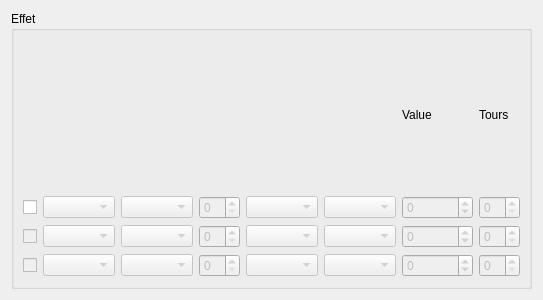
Before: the Qt Designer form app/view/forms/effectview.ui in r0nd0ud0u/qt-rpg, drawn with Qt 5.
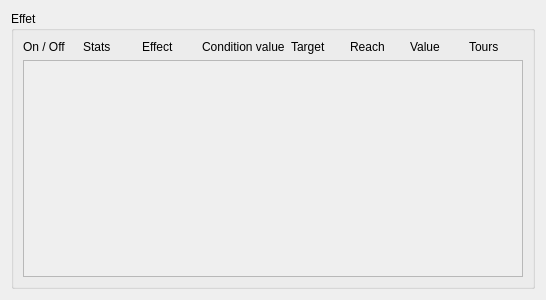
After: the same form once the commit is applied.

Commit message: init edit atk panel + remove from effect view the current items

```diff
--- a/app/view/forms/effectview.ui
+++ b/app/view/forms/effectview.ui
@@ -6,7 +6,7 @@
    <rect>
     <x>0</x>
     <y>0</y>
-    <width>528</width>
+    <width>546</width>
     <height>300</height>
    </rect>
   </property>
@@ -21,221 +21,83 @@
      </property>
      <layout class="QVBoxLayout" name="verticalLayout">
       <item>
-       <layout class="QGridLayout" name="gridLayout">
-        <item row="4" column="8">
-         <widget class="QSpinBox" name="value_spinBox_3">
-          <property name="enabled">
-           <bool>false</bool>
+       <layout class="QHBoxLayout" name="horizontalLayout_2">
+        <item>
+         <widget class="QLabel" name="label_8">
+          <property name="text">
+           <string>On / Off</string>
           </property>
-          <property name="minimum">
-           <number>-99999999</number>
+         </widget>
+        </item>
+        <item>
+         <widget class="QLabel" name="label_7">
+          <property name="text">
+           <string>Stats</string>
           </property>
-          <property name="maximum">
-           <number>99999999</number>
+         </widget>
+        </item>
+        <item>
+         <widget class="QLabel" name="label_6">
+          <property name="text">
+           <string>Effect</string>
           </property>
          </widget>
         </item>
-        <item row="1" column="4">
-         <widget class="QComboBox" name="target_comboBox">
-          <property name="enabled">
-           <bool>false</bool>
+        <item>
+         <widget class="QLabel" name="label_5">
+          <property name="text">
+           <string>Condition value</string>
           </property>
          </widget>
         </item>
-        <item row="0" column="8">
+        <item>
+         <widget class="QLabel" name="label_3">
+          <property name="text">
+           <string>Target</string>
+          </property>
+         </widget>
+        </item>
+        <item>
+         <widget class="QLabel" name="label_2">
+          <property name="text">
+           <string>Reach</string>
+          </property>
+         </widget>
+        </item>
+        <item>
          <widget class="QLabel" name="label">
           <property name="text">
            <string>Value</string>
           </property>
          </widget>
         </item>
-        <item row="1" column="5">
-         <widget class="QComboBox" name="reach_comboBox">
-          <property name="enabled">
-           <bool>false</bool>
-          </property>
-         </widget>
-        </item>
-        <item row="4" column="9">
-         <widget class="QSpinBox" name="nb_turns_spinBox_3">
-          <property name="enabled">
-           <bool>false</bool>
-          </property>
-         </widget>
-        </item>
-        <item row="2" column="1">
-         <widget class="QComboBox" name="stats_comboBox_2">
-          <property name="enabled">
-           <bool>false</bool>
-          </property>
-         </widget>
-        </item>
-        <item row="1" column="1">
-         <widget class="QComboBox" name="stats_comboBox">
-          <property name="enabled">
-           <bool>false</bool>
-          </property>
-         </widget>
-        </item>
-        <item row="1" column="9">
-         <widget class="QSpinBox" name="nb_turns_spinBox">
-          <property name="enabled">
-           <bool>false</bool>
-          </property>
-         </widget>
-        </item>
-        <item row="2" column="0">
-         <widget class="QCheckBox" name="checkBox_2">
-          <property name="enabled">
-           <bool>false</bool>
-          </property>
-          <property name="text">
-           <string/>
-          </property>
-         </widget>
-        </item>
-        <item row="2" column="4">
-         <widget class="QComboBox" name="target_comboBox_2">
-          <property name="enabled">
-           <bool>false</bool>
-          </property>
-         </widget>
-        </item>
-        <item row="2" column="9">
-         <widget class="QSpinBox" name="nb_turns_spinBox_2">
-          <property name="enabled">
-           <bool>false</bool>
-          </property>
-         </widget>
-        </item>
-        <item row="2" column="5">
-         <widget class="QComboBox" name="reach_comboBox_2">
-          <property name="enabled">
-           <bool>false</bool>
-          </property>
-         </widget>
-        </item>
-        <item row="4" column="4">
-         <widget class="QComboBox" name="target_comboBox_3">
-          <property name="enabled">
-           <bool>false</bool>
-          </property>
-         </widget>
-        </item>
-        <item row="1" column="2">
-         <widget class="QComboBox" name="effect_comboBox">
-          <property name="enabled">
-           <bool>false</bool>
-          </property>
-          <property name="sizePolicy">
-           <sizepolicy hsizetype="MinimumExpanding" vsizetype="Fixed">
-            <horstretch>0</horstretch>
-            <verstretch>0</verstretch>
-           </sizepolicy>
-          </property>
-         </widget>
-        </item>
-        <item row="1" column="8">
-         <widget class="QSpinBox" name="value_spinBox">
-          <property name="enabled">
-           <bool>false</bool>
-          </property>
-          <property name="minimum">
-           <number>-99999999</number>
-          </property>
-          <property name="maximum">
-           <number>99999999</number>
-          </property>
-         </widget>
-        </item>
-        <item row="1" column="0">
-         <widget class="QCheckBox" name="checkBox">
-          <property name="text">
-           <string/>
-          </property>
-         </widget>
-        </item>
-        <item row="2" column="2">
-         <widget class="QComboBox" name="effect_comboBox_2">
-          <property name="enabled">
-           <bool>false</bool>
-          </property>
-         </widget>
-        </item>
-        <item row="4" column="0">
-         <widget class="QCheckBox" name="checkBox_3">
-          <property name="enabled">
-           <bool>false</bool>
-          </property>
-          <property name="text">
-           <string/>
-          </property>
-         </widget>
-        </item>
-        <item row="4" column="5">
-         <widget class="QComboBox" name="reach_comboBox_3">
-          <property name="enabled">
-           <bool>false</bool>
-          </property>
-         </widget>
-        </item>
-        <item row="4" column="2">
-         <widget class="QComboBox" name="effect_comboBox_3">
-          <property name="enabled">
-           <bool>false</bool>
-          </property>
-         </widget>
-        </item>
-        <item row="2" column="8">
-         <widget class="QSpinBox" name="value_spinBox_2">
-          <property name="enabled">
-           <bool>false</bool>
-          </property>
-          <property name="minimum">
-           <number>-99999999</number>
-          </property>
-          <property name="maximum">
-           <number>99999999</number>
-          </property>
-         </widget>
-        </item>
-        <item row="0" column="9">
+        <item>
          <widget class="QLabel" name="label_4">
           <property name="text">
            <string>Tours</string>
           </property>
          </widget>
         </item>
-        <item row="4" column="1">
-         <widget class="QComboBox" name="stats_comboBox_3">
-          <property name="enabled">
-           <bool>false</bool>
-          </property>
-         </widget>
-        </item>
-        <item row="1" column="3">
-         <widget class="QSpinBox" name="effect_value_spinbox">
-          <property name="enabled">
-           <bool>false</bool>
-          </property>
-         </widget>
-        </item>
-        <item row="2" column="3">
-         <widget class="QSpinBox" name="effect_value_spinbox_2">
-          <property name="enabled">
-           <bool>false</bool>
-          </property>
-         </widget>
-        </item>
-        <item row="4" column="3">
-         <widget class="QSpinBox" name="effect_value_spinbox_3">
-          <property name="enabled">
-           <bool>false</bool>
-          </property>
-         </widget>
-        </item>
        </layout>
       </item>
+      <item>
+       <widget class="QScrollArea" name="scrollArea">
+        <property name="widgetResizable">
+         <bool>true</bool>
+        </property>
+        <widget class="QWidget" name="main_widget">
+         <property name="geometry">
+          <rect>
+           <x>0</x>
+           <y>0</y>
+           <width>502</width>
+           <height>213</height>
+          </rect>
+         </property>
+         <layout class="QVBoxLayout" name="verticalLayout_2"/>
+        </widget>
+       </widget>
+      </item>
      </layout>
     </widget>
    </item>
```
The commit also changes 8 other files.
